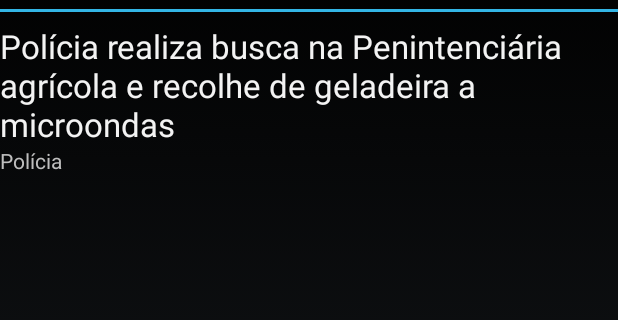
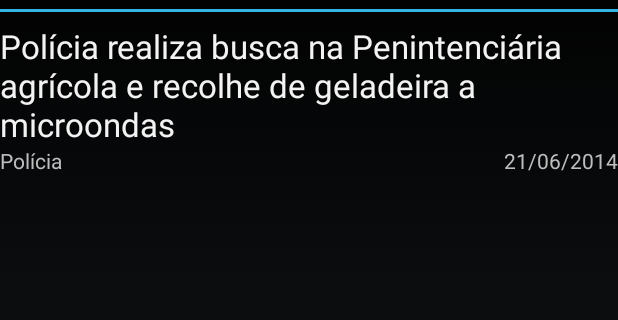
Before and after one commit to weltonrodrigo/FolhaAndroid, an Android app: the layout lista_noticias_item.xml on its own in the app's theme, with its tools: preview values and no code run, on a phone screen of 412 x 824 dp, the part 60-380 px from its top. Run offline under Robolectric (Android 15) with nearby library versions, the phone set to English and light mode, and no system bars.

Commit message:
Showing date.

```diff
--- a/FolhaAndroid/app/src/main/java/org/familianascimento/rodrigo/folhaandroid/UltimasNoticias.java
+++ b/FolhaAndroid/app/src/main/java/org/familianascimento/rodrigo/folhaandroid/UltimasNoticias.java
@@ -35,14 +35,15 @@ public class UltimasNoticias extends Activity implements LoaderManager.LoaderCal
         //Model
         String[] from = new String[]{
                 noticiasDB.ULTIMAS_CHAMADA_COLUMN,
-                //noticiasDB.ULTIMAS_DATA_COLUMN,
+                noticiasDB.ULTIMAS_DATA_COLUMN,
                 noticiasDB.ULTIMAS_SECAO_COLUMN
         };
 
         //View
         int[] to = new int[]{
                 R.id.list_item_title,
-                R.id.list_item_secao
+                R.id.list_item_data,
+                R.id.list_item_secao,
         };
 
         mAdapter = new SimpleCursorAdapter(
--- a/FolhaAndroid/app/src/main/res/layout/lista_noticias_item.xml
+++ b/FolhaAndroid/app/src/main/res/layout/lista_noticias_item.xml
@@ -16,10 +16,20 @@
 
     <TextView
         android:id="@+id/list_item_secao"
-        android:layout_width="match_parent"
+        android:layout_width="wrap_content"
         android:layout_height="wrap_content"
         android:layout_below="@+id/list_item_title"
         android:textAppearance="?android:textAppearanceSmall"
         android:text="Polícia" />
 
+    <TextView
+        android:layout_width="wrap_content"
+        android:layout_height="wrap_content"
+        android:textAppearance="?android:textAppearanceSmall"
+        android:text="21/06/2014"
+        android:id="@+id/list_item_data"
+        android:layout_alignBottom="@+id/list_item_secao"
+        android:layout_alignParentRight="true"
+        android:layout_alignParentEnd="true" />
+
 </RelativeLayout>
```
